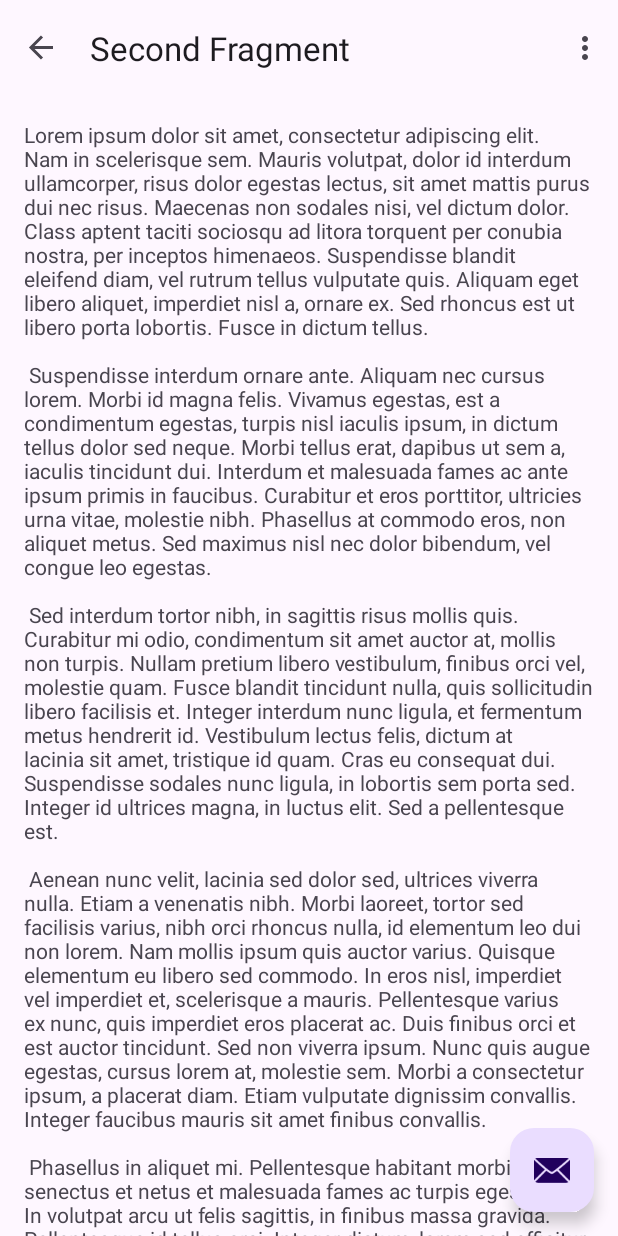
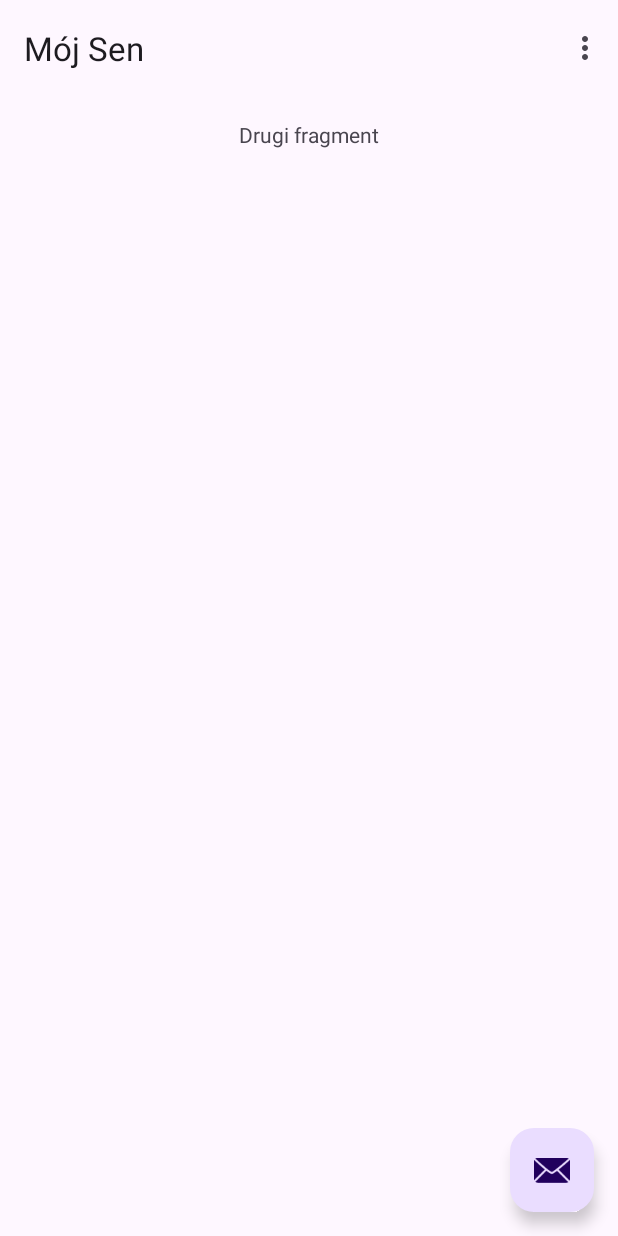
Before and after one commit to Klaudiusz02/Programowanie_mobline, an Android app: the SecondFragment screen opened through its navigation route, on a phone screen of 412 x 824 dp. Run offline under Robolectric (Android 15) with nearby library versions, the phone set to English and light mode, and no system bars; our stand-ins replace navigation-ui.

Commit message:
Pasek boczny znika po kliknięciu przycisku i zmiany w wyglądzie fragmentów(usunięcie strzałki w drugim)

```diff
--- a/app/src/main/java/com/example/budzik/MainActivity.java
+++ b/app/src/main/java/com/example/budzik/MainActivity.java
@@ -3,6 +3,8 @@ package com.example.budzik;
 import android.os.Bundle;
 import android.view.View;
 import androidx.appcompat.app.AppCompatActivity;
+import androidx.core.view.GravityCompat;
+import androidx.drawerlayout.widget.DrawerLayout;
 import androidx.navigation.NavController;
 import androidx.navigation.Navigation;
 import androidx.navigation.ui.AppBarConfiguration;
@@ -48,7 +50,7 @@ public class MainActivity extends AppCompatActivity {
 
 
         NavigationView navigationView = findViewById(R.id.nav_view);
-
+        DrawerLayout drawerLayout = findViewById(R.id.drawer_layout);
         navigationView.setNavigationItemSelectedListener(new NavigationView.OnNavigationItemSelectedListener() {
             @Override
             public boolean onNavigationItemSelected(@NonNull MenuItem item) {
@@ -60,6 +62,7 @@ public class MainActivity extends AppCompatActivity {
                     NavHostFragment.findNavController((Fragment) getSupportFragmentManager().findFragmentById(R.id.nav_host_fragment_content_main))
                             .navigate(R.id.action_SecondFragment_to_FirstFragment);
                 }
+                drawerLayout.closeDrawer(GravityCompat.START);
                 return true;
             }
         });
--- a/app/src/main/java/com/example/budzik/SecondFragment.java
+++ b/app/src/main/java/com/example/budzik/SecondFragment.java
@@ -1,13 +1,16 @@
 package com.example.budzik;
 
+import android.app.ActionBar;
 import android.os.Bundle;
 import android.view.LayoutInflater;
 import android.view.View;
 import android.view.ViewGroup;
 
 import androidx.annotation.NonNull;
+import androidx.appcompat.app.AppCompatActivity;
 import androidx.fragment.app.Fragment;
 import androidx.navigation.fragment.NavHostFragment;
+
 
 import com.example.budzik.databinding.FragmentSecondBinding;
 
@@ -28,7 +31,11 @@ public class SecondFragment extends Fragment {
 
     public void onViewCreated(@NonNull View view, Bundle savedInstanceState) {
         super.onViewCreated(view, savedInstanceState);
-
+        AppCompatActivity activity = (AppCompatActivity) requireActivity();
+        androidx.appcompat.app.ActionBar actionBar = activity.getSupportActionBar();
+        if (actionBar != null) {
+            actionBar.setDisplayHomeAsUpEnabled(false);
+        }
     }
 
     @Override
--- a/app/src/main/res/layout/fragment_second.xml
+++ b/app/src/main/res/layout/fragment_second.xml
@@ -17,7 +17,7 @@
             android:layout_width="wrap_content"
             android:layout_height="wrap_content"
             android:layout_marginTop="16dp"
-            android:text="@string/lorem_ipsum"
+            android:text="Drugi fragment"
             app:layout_constraintBottom_toBottomOf="parent"
             app:layout_constraintEnd_toEndOf="parent"
             app:layout_constraintStart_toStartOf="parent"/>
--- a/app/src/main/res/navigation/nav_graph.xml
+++ b/app/src/main/res/navigation/nav_graph.xml
@@ -8,7 +8,7 @@
     <fragment
         android:id="@+id/FirstFragment"
         android:name="com.example.budzik.FirstFragment"
-        android:label="@string/first_fragment_label"
+        android:label="Moje Alarmy"
         tools:layout="@layout/fragment_first">
 
         <action
@@ -18,7 +18,7 @@
     <fragment
         android:id="@+id/SecondFragment"
         android:name="com.example.budzik.SecondFragment"
-        android:label="@string/second_fragment_label"
+        android:label="Mój Sen"
         tools:layout="@layout/fragment_second">
 
         <action
```
